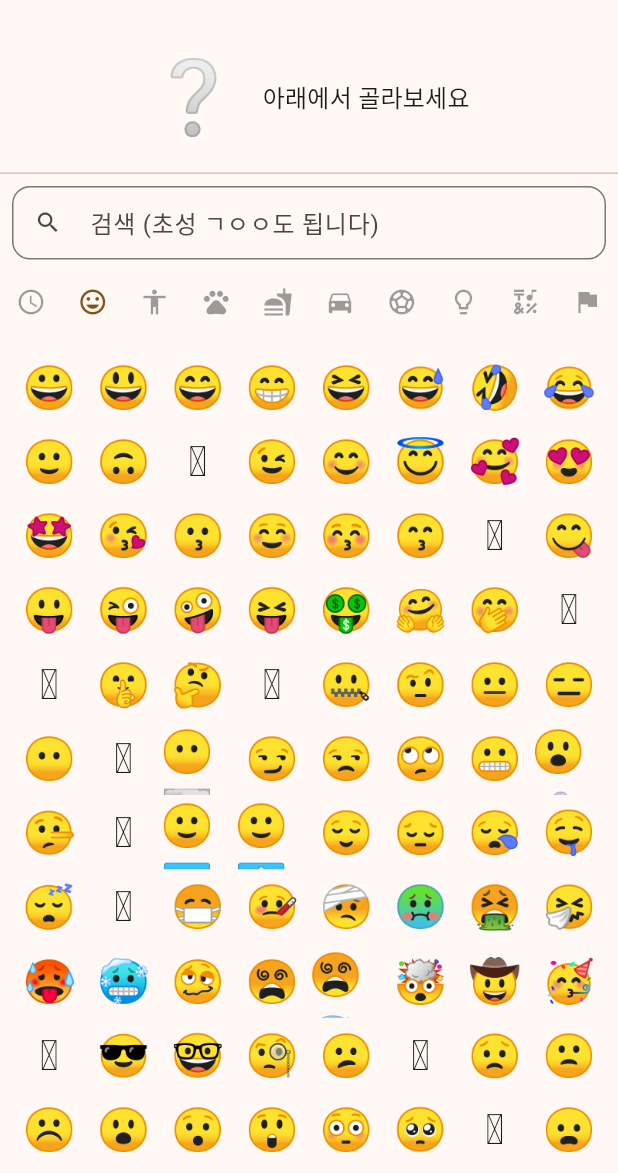
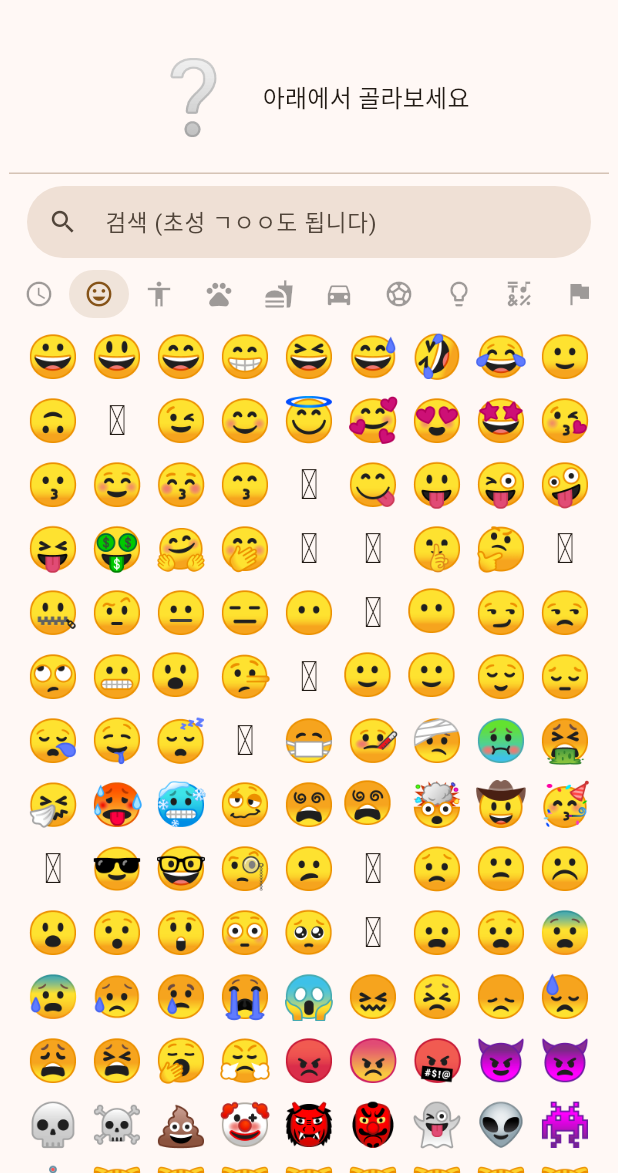
Before and after one commit to jam9582/emoji_picker_i18n, a Flutter app: the screen it shows after launch, on a phone screen of 412 x 824 dp, the part 63-1236 px from its top. Run offline on Flutter 3.47's test engine with Material 3 defaults, Android fonts, the phone set to English and light mode, and no system bars; our stand-ins replace shared_preferences.

Commit message:
feat: 모바일 스타일 UI 개선 (자동 열 조절·알약 검색창·탭 하이라이트)

```diff
--- a/example/lib/main.dart
+++ b/example/lib/main.dart
@@ -43,7 +43,18 @@ class _PickerDemoPageState extends State<PickerDemoPage> {
   Widget build(BuildContext context) {
     return Scaffold(
       appBar: AppBar(title: const Text('emoji_picker_i18n')),
-      body: Column(
+      // 데스크톱에서도 폰 화면 폭으로 미리보기 (폰에서는 영향 없음)
+      body: Center(
+        child: ConstrainedBox(
+          constraints: const BoxConstraints(maxWidth: 400),
+          child: _buildBody(context),
+        ),
+      ),
+    );
+  }
+
+  Widget _buildBody(BuildContext context) {
+    return Column(
       children: [
         // 선택 결과 표시 영역
         Padding(
@@ -88,7 +99,6 @@ class _PickerDemoPageState extends State<PickerDemoPage> {
           ),
         ),
       ],
-      ),
     );
   }
 }
--- a/lib/src/ui/emoji_grid.dart
+++ b/lib/src/ui/emoji_grid.dart
@@ -19,9 +19,9 @@ class EmojiGrid extends StatelessWidget {
     required this.emojis,
     required this.onEmojiSelected,
     this.onEmojiLongPressed,
-    this.columns = 8,
+    this.cellExtent = 44,
     this.emojiSize = 28,
-    this.padding = const EdgeInsets.all(8),
+    this.padding = const EdgeInsets.symmetric(horizontal: 8),
     this.emptyPlaceholder,
   });
 
@@ -34,8 +34,9 @@ class EmojiGrid extends StatelessWidget {
   /// null이면 롱프레스 비활성 + 변형 보유 표시(점)도 그리지 않는다.
   final OnEmojiLongPressed? onEmojiLongPressed;
 
-  /// 한 줄에 표시할 개수
-  final int columns;
+  /// 셀 한 칸의 최대 크기. 열 개수를 고정하는 대신 화면 폭에 맞춰
+  /// 열이 자동으로 늘어난다 (폰 세로 ~8열, 태블릿·데스크톱은 더 많이)
+  final double cellExtent;
 
   /// 이모지 글자 크기
   final double emojiSize;
@@ -52,8 +53,8 @@ class EmojiGrid extends StatelessWidget {
     }
     return GridView.builder(
       padding: padding,
-      gridDelegate: SliverGridDelegateWithFixedCrossAxisCount(
-        crossAxisCount: columns,
+      gridDelegate: SliverGridDelegateWithMaxCrossAxisExtent(
+        maxCrossAxisExtent: cellExtent,
       ),
       itemCount: emojis.length,
       itemBuilder: (context, index) {
--- a/lib/src/ui/emoji_picker_i18n.dart
+++ b/lib/src/ui/emoji_picker_i18n.dart
@@ -30,7 +30,7 @@ class EmojiPickerI18n extends StatefulWidget {
     required this.search,
     required this.onEmojiSelected,
     this.categoryLabels,
-    this.columns = 8,
+    this.cellExtent = 44,
     this.emojiSize = 28,
     this.searchHintText = 'Search',
     this.noResultsText = ':(',
@@ -52,7 +52,8 @@ class EmojiPickerI18n extends StatefulWidget {
   /// kEmojiGroupNames* 상수를 넘기면 탭 툴팁·접근성 라벨로 쓰인다.
   final List<String>? categoryLabels;
 
-  final int columns;
+  /// 이모지 셀 한 칸의 최대 크기 — 화면 폭에 맞춰 열 개수가 자동 조절됨
+  final double cellExtent;
 
   final double emojiSize;
 
@@ -258,23 +259,30 @@ class _EmojiPickerI18nState extends State<EmojiPickerI18n> {
   }
 
   Widget _buildSearchField() {
+    final scheme = Theme.of(context).colorScheme;
     return Padding(
-      padding: const EdgeInsets.fromLTRB(8, 8, 8, 4),
+      padding: const EdgeInsets.fromLTRB(12, 8, 12, 4),
       child: TextField(
         controller: _queryController,
+        style: const TextStyle(fontSize: 15),
         decoration: InputDecoration(
           hintText: widget.searchHintText,
-          prefixIcon: const Icon(Icons.search),
+          prefixIcon: const Icon(Icons.search, size: 20),
           suffixIcon: _isSearching
               ? IconButton(
-                  icon: const Icon(Icons.clear),
+                  icon: const Icon(Icons.clear, size: 18),
                   tooltip: 'Clear',
                   onPressed: _queryController.clear,
                 )
               : null,
+          filled: true,
+          fillColor: scheme.surfaceContainerHighest,
           isDense: true,
+          contentPadding: const EdgeInsets.symmetric(vertical: 10),
+          // 모바일 키보드 검색창처럼 테두리 없는 알약 모양
           border: OutlineInputBorder(
-            borderRadius: BorderRadius.circular(12),
+            borderRadius: BorderRadius.circular(24),
+            borderSide: BorderSide.none,
           ),
         ),
       ),
@@ -291,14 +299,22 @@ class _EmojiPickerI18nState extends State<EmojiPickerI18n> {
       required IconData icon,
       String? tooltip,
     }) {
+      final selected = pageIndex == _currentPage;
       return Expanded(
         child: IconButton(
           onPressed: () => _onCategoryTap(pageIndex),
           tooltip: tooltip,
+          visualDensity: VisualDensity.compact,
+          style: IconButton.styleFrom(
+            // 선택된 탭은 은은한 원형 배경으로 표시
+            backgroundColor: selected
+                ? selectedColor.withValues(alpha: 0.12)
+                : Colors.transparent,
+          ),
           icon: Icon(
             icon,
             size: 20,
-            color: pageIndex == _currentPage ? selectedColor : unselectedColor,
+            color: selected ? selectedColor : unselectedColor,
           ),
         ),
       );
@@ -347,7 +363,7 @@ class _EmojiPickerI18nState extends State<EmojiPickerI18n> {
             onEmojiSelected: _handleEmojiSelected,
             onEmojiLongPressed:
                 widget.enableSkinTones ? _showSkinToneOverlay : null,
-            columns: widget.columns,
+            cellExtent: widget.cellExtent,
             emojiSize: widget.emojiSize,
             emptyPlaceholder: Text(
               widget.noRecentsText,
@@ -362,7 +378,7 @@ class _EmojiPickerI18nState extends State<EmojiPickerI18n> {
           onEmojiSelected: _handleEmojiSelected,
           onEmojiLongPressed:
               widget.enableSkinTones ? _showSkinToneOverlay : null,
-          columns: widget.columns,
+          cellExtent: widget.cellExtent,
           emojiSize: widget.emojiSize,
         );
       },
@@ -375,7 +391,7 @@ class _EmojiPickerI18nState extends State<EmojiPickerI18n> {
       onEmojiSelected: _handleEmojiSelected,
       onEmojiLongPressed:
           widget.enableSkinTones ? _showSkinToneOverlay : null,
-      columns: widget.columns,
+      cellExtent: widget.cellExtent,
       emojiSize: widget.emojiSize,
       emptyPlaceholder: Text(
         widget.noResultsText,
```
Lines whose indentation alone changed are shown as unchanged.
